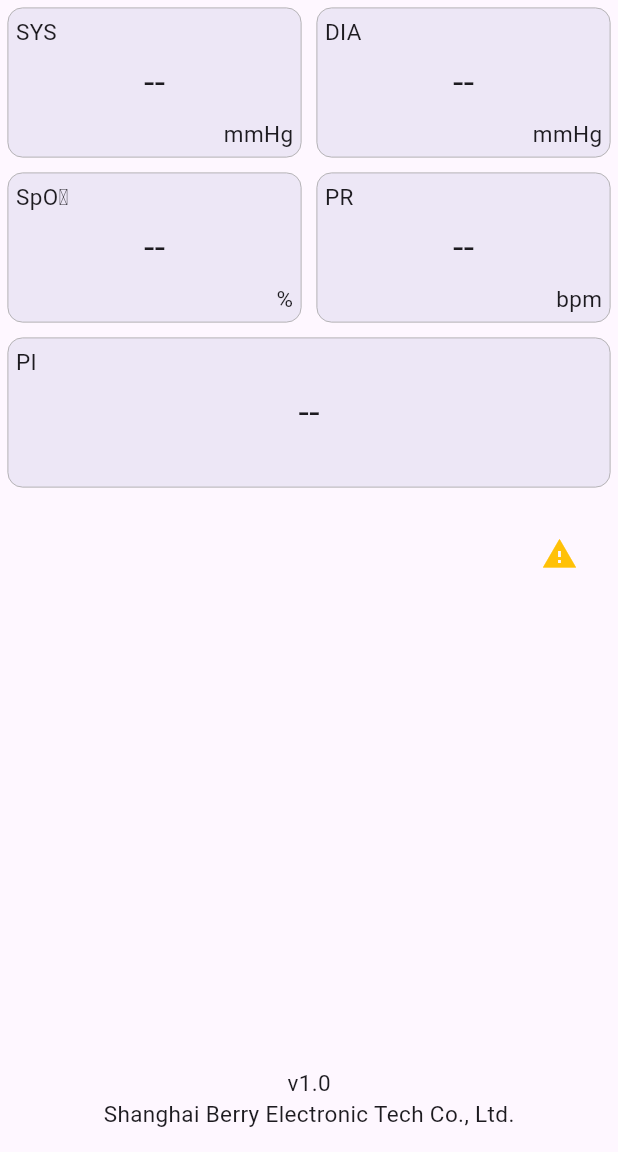
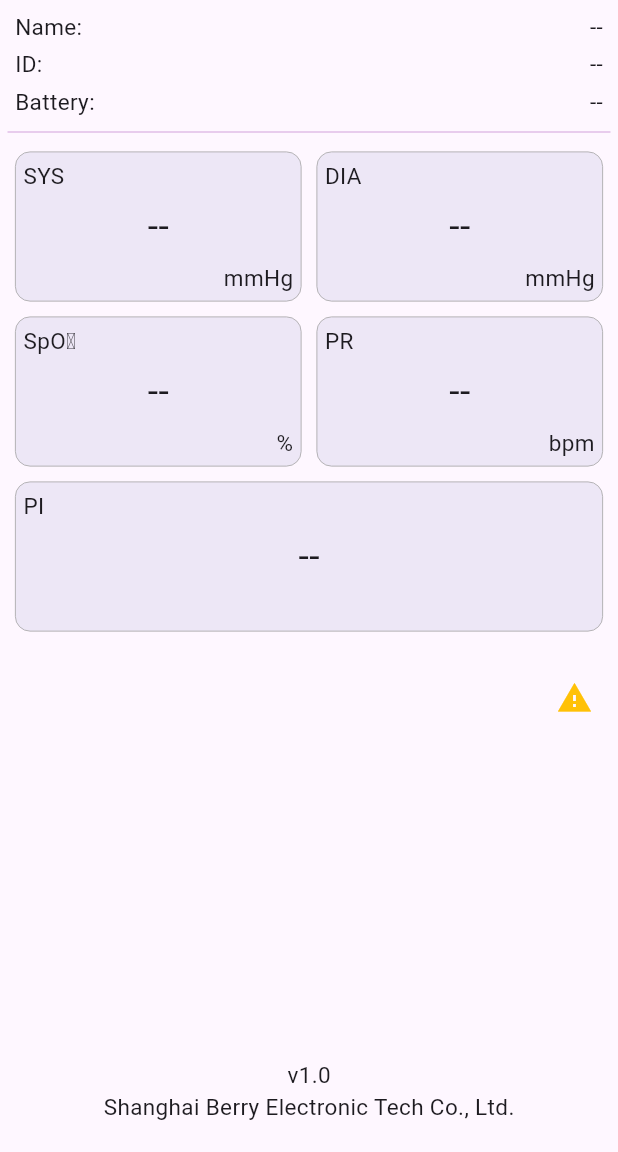
Before and after one commit to mz-myfc/bm1300_demo, a Flutter app: the screen it shows after launch, on a phone screen of 412 x 824 dp, the part 84-1236 px from its top. Run offline on Flutter 3.47's test engine with Material 3 defaults, Android fonts, the phone set to English and light mode, and no system bars; our stand-ins replace flutter_smart_dialog, sprintf; missing offline and left inert: flutter_reactive_ble.

Commit message:
1. Added display device name and address. 2. Added display battery level.

```diff
--- a/lib/home.dart
+++ b/lib/home.dart
@@ -3,8 +3,7 @@ import 'package:flutter/material.dart';
 import 'utils/ble_helper.dart';
 import 'utils/helper.dart';
 import 'utils/notice.dart';
-import 'utils/pop/Pop.dart';
-import 'utils/tips.dart';
+import 'utils/pop/pop.dart';
 
 /*
  * @description HomePage
@@ -41,9 +40,14 @@ class _HomePageState extends State<HomePage> {
         body: ChangeNotifierProvider(
           data: Helper.h,
           child: Consumer<Helper>(
-            builder: (context, helper) => Column(
+            builder: (context, helper) => Container(
+              margin: const EdgeInsets.all(5),
+              child: Column(
                 children: [
-
+                  HeadView(title: 'Name', value: helper.deviceName),
+                  HeadView(title: 'ID', value: helper.deviceId),
+                  HeadView(title: 'Battery', value: helper.battery.batt),
+                  Divider(color: Colors.purple.shade100),
                   Flex(
                     direction: Axis.horizontal,
                     children: [
@@ -65,7 +69,7 @@ class _HomePageState extends State<HomePage> {
                     ],
                   ),
                   Container(
-                  padding: const EdgeInsets.fromLTRB(0, 15, 15, 0),
+                    padding: const EdgeInsets.only(top: 15),
                     alignment: Alignment.centerRight,
                     child: IconButton(
                       icon: const Icon(Icons.warning_outlined, color: Colors.amber),
@@ -77,6 +81,7 @@ class _HomePageState extends State<HomePage> {
                   const Text('Shanghai Berry Electronic Tech Co., Ltd.', style: TextStyle(fontSize: 15)),
                   const SizedBox(height: 15),
                 ],
+              ),
             ),
           ),
         ),
@@ -130,3 +135,28 @@ class MyBox extends StatelessWidget {
         ),
       );
 }
+
+class HeadView extends StatelessWidget {
+  const HeadView({super.key, required this.title, required this.value});
+
+  final String title;
+  final String value;
+
+  @override
+  Widget build(BuildContext context) => Container(
+    width: MediaQuery.of(context).size.width,
+    height: 25,
+    padding: const EdgeInsets.symmetric(horizontal: 5),
+    child: Row(
+      children: [
+        Text('$title:', style: const TextStyle(fontSize: 15)),
+        const Spacer(),
+        Text(
+          value,
+          style: const TextStyle(fontSize: 15),
+          overflow: TextOverflow.ellipsis,
+        ),
+      ],
+    ),
+  );
+}
--- a/lib/utils/helper.dart
+++ b/lib/utils/helper.dart
@@ -1,6 +1,8 @@
 import 'dart:async';
 
-import 'package:flutter/material.dart';
+import 'package:flutter/foundation.dart';
+import 'package:flutter_reactive_ble/flutter_reactive_ble.dart';
+import 'package:sprintf/sprintf.dart';
 
 import 'ble_helper.dart';
 
@@ -24,6 +26,9 @@ class Helper extends ChangeNotifier {
   int spo2 = 0;
   int pr = 0;
   double pi = 0.0;
+  int battery = 0;
+  String deviceName = '--';
+  String deviceId = '--';
 
   Timer? timer;
 
@@ -42,7 +47,11 @@ class Helper extends ChangeNotifier {
     spo2 = 0;
     pr = 0;
     pi = 0.0;
+    battery = 0;
+    deviceName = '--';
+    deviceId = '--';
     isSendCommand = false;
+    notify();
   }
 
   //Bluetooth data analysis
@@ -88,6 +97,7 @@ class Helper extends ChangeNotifier {
     var pi = array[6];
     var sys = array[7];
     var dia = array[8];
+    var battery = array[12];
 
     if (spo2 < 35 || spo2 > 100) spo2 = 0;
     if (pr < 25 || pr > 250) pr = 0;
@@ -95,7 +105,7 @@ class Helper extends ChangeNotifier {
     if (sys < 40 || sys > 230) sys = 0;
     if (dia < 40 || dia > 230) dia = 0;
 
-    _setData(sys, dia, spo2, pr, pi / 10);
+    _setData(sys, dia, spo2, pr, pi / 10, battery);
     _calibrate(sys, dia);
   }
 
@@ -116,18 +126,19 @@ class Helper extends ChangeNotifier {
     }
   }
 
-  void _setData(int sys, int dia, int spo2, int pr, double pi) {
+  void _setData(int sys, int dia, int spo2, int pr, double pi, int battery) {
     this.sys = sys;
     this.dia = dia;
     this.spo2 = spo2;
     this.pr = pr;
     this.pi = pi;
+    this.battery = battery;
   }
 
   //Start the BM1300 refresh interface
   void startTimer() {
     stopTimer();
-    timer = Timer.periodic(const Duration(seconds: 1), (timer) {
+    timer = Timer.periodic(const Duration(seconds: 1), (_) {
       notify();
     });
   }
@@ -137,9 +148,44 @@ class Helper extends ChangeNotifier {
     timer?.cancel();
     timer = null;
   }
+
+  void setDeviceInfo(DiscoveredDevice device){
+    deviceName = _setBleName(device.name);
+    deviceId = _getMac(device);
+    notify();
+  }
+
+  ///Get Mac, iOS compatible
+  String _getMac(DiscoveredDevice device) {
+    var manufacturerData = device.manufacturerData.toList();
+    if (manufacturerData.length >= 8) {
+      var mac = manufacturerData
+          .sublist(2, 8)
+          .map((e) => e.toRadixString(16).padLeft(2, '0').toUpperCase())
+          .toList();
+      return sprintf('%s:%s:%s:%s:%s:%s', mac).toString();
+    }
+    return device.id.startsWith('00:A0:50') ? device.id : '--';
+  }
+
+
+  //Handles characters that are not recognized by Bluetooth names
+  String _setBleName(String name) {
+    try {
+      if (name.codeUnits.contains(0)) {
+        return String.fromCharCodes(Uint8List.fromList(
+            name.codeUnits.sublist(0, name.codeUnits.indexOf(0))));
+      } else {
+        return name;
+      }
+    } catch (_) {}
+    return '--';
+  }
 }
 
 extension Format on num {
   String get intVal => this > 0 ? '$this' : '--';
-  String get asFixed => this >0 ? toStringAsFixed(1) : '--';
+  String get asFixed => this > 0 ? toStringAsFixed(1) : '--';
+  double get toDou1 => this > 0 ? double.parse(toStringAsFixed(1)) :  0.0;
+  String get batt => this > 0 ? '$this%' : '--';
 }
--- a/lib/utils/tips.dart
+++ b/lib/utils/tips.dart
@@ -1,4 +1,4 @@
-import 'package:bm1300_demo/utils/pop/Pop.dart';
+import 'package:bm1300_demo/utils/pop/pop.dart';
 import 'package:flutter/material.dart';
 
 /*
--- a/pubspec.yaml
+++ b/pubspec.yaml
@@ -37,6 +37,7 @@ dependencies:
   cupertino_icons: ^1.0.2
   flutter_reactive_ble: ^5.2.0 #Bluetooth
   flutter_smart_dialog: ^4.9.4 #Dialog
+  sprintf: ^7.0.0 #Character formatting
 
 dev_dependencies:
   flutter_test:
```
Also changed, not shown: lib/utils/ble_helper.dart (+10 -6 lines), lib/utils/cmd.dart (added, +11 -0 lines), lib/utils/pop/pop.dart (renamed from lib/utils/pop/Pop.dart), pubspec.lock. Lines whose indentation alone changed are shown as unchanged.
